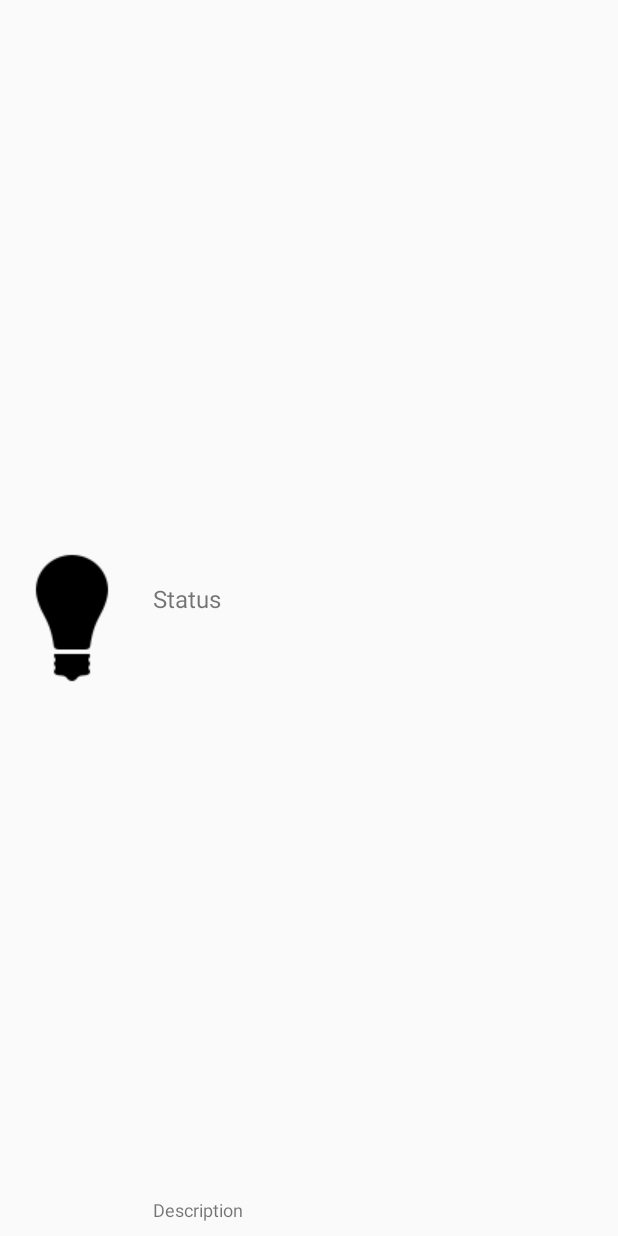
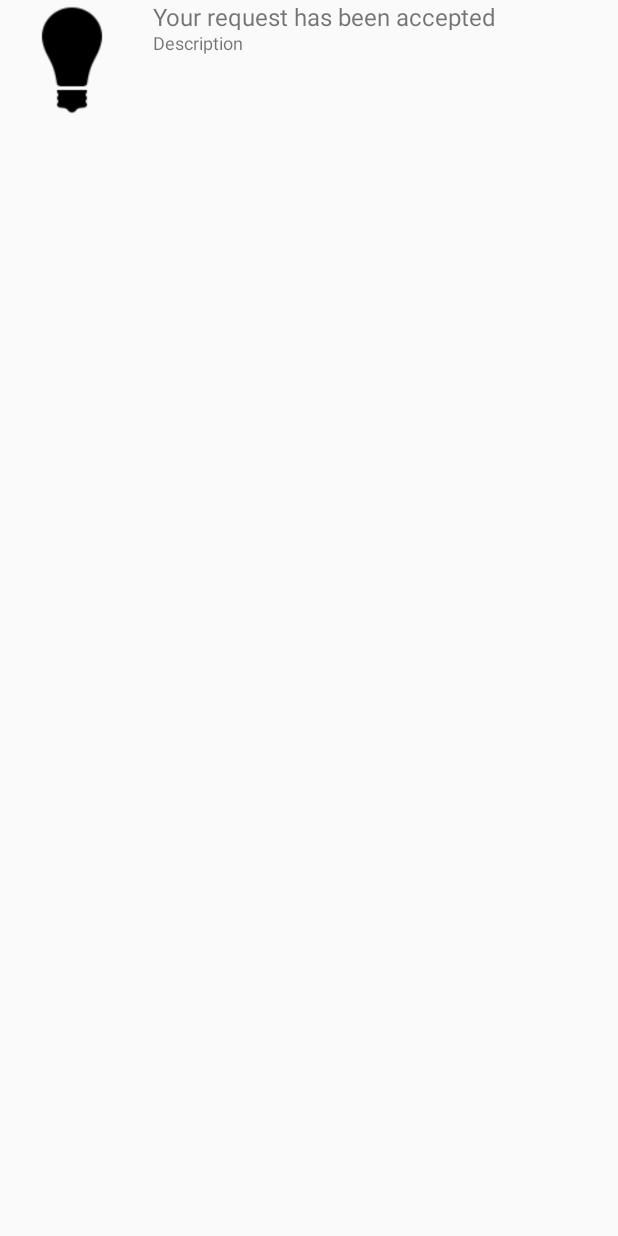
Before and after one commit to ZettiP/HitchMeUp, an Android app: the layout news_layout.xml on its own in the app's theme, with its tools: preview values and no code run, on a phone screen of 412 x 824 dp. Run offline under Robolectric (Android 15) with nearby library versions, the phone set to English and light mode, and no system bars.

Commit message:
fix newsLayout

```diff
--- a/app/src/main/res/layout/news_layout.xml
+++ b/app/src/main/res/layout/news_layout.xml
@@ -1,7 +1,7 @@
 <?xml version="1.0" encoding="utf-8"?>
 <RelativeLayout xmlns:android="http://schemas.android.com/apk/res/android"
     android:layout_width="match_parent"
-    android:layout_height="wrap_content"
+    android:layout_height="80dp"
     android:id="@+id/NewsLayout">
         <ImageView
             android:id="@+id/icon"
@@ -11,29 +11,29 @@
             android:layout_alignParentTop="true"
             android:layout_marginRight="6dip"
             android:src="@drawable/lightbulb_96" />
-    <!--Content line -->
-        <TextView
-            android:id="@+id/secondLine"
-            android:layout_width="fill_parent"
-            android:layout_height="26dip"
-            android:layout_alignParentBottom="true"
-            android:layout_alignParentRight="true"
-            android:layout_toRightOf="@id/icon"
-            android:ellipsize="marquee"
-            android:maxLines="1"
-            android:text="Description"
-            android:textSize="12sp" />
-    <!--Headline -->
+        <!--Headline -->
         <TextView
             android:id="@+id/firstLine"
             android:layout_width="match_parent"
-            android:layout_height="wrap_content"
-            android:layout_above="@id/secondLine"
+            android:layout_height="20dp"
+
             android:layout_alignParentRight="true"
             android:layout_alignParentTop="true"
             android:layout_alignWithParentIfMissing="true"
             android:layout_toRightOf="@id/icon"
             android:gravity="center_vertical"
-            android:text="Status"
+            android:text="Your request has been accepted"
             android:textSize="16sp"/>
+    <!--Content line -->
+        <TextView
+            android:id="@+id/secondLine"
+            android:layout_below="@id/firstLine"
+            android:layout_width="match_parent"
+            android:layout_height="20dp"
+            android:layout_alignParentBottom="true"
+            android:layout_alignParentRight="true"
+            android:layout_toRightOf="@id/icon"
+            android:maxLines="3"
+            android:text="Description"
+            android:textSize="12sp" />
 </RelativeLayout>
```
